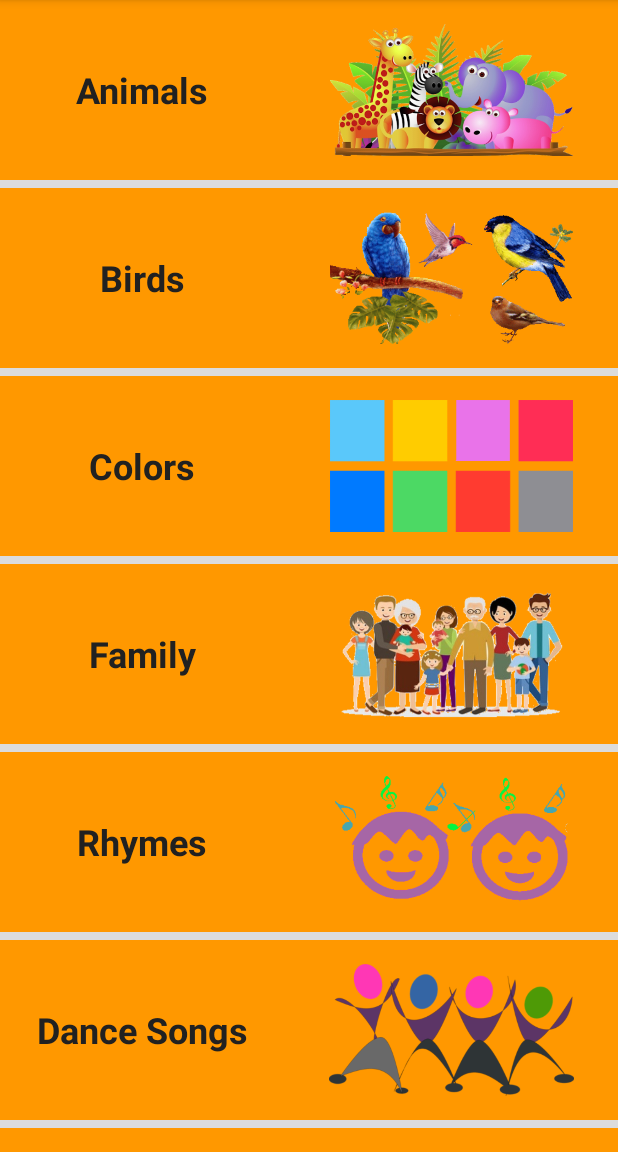
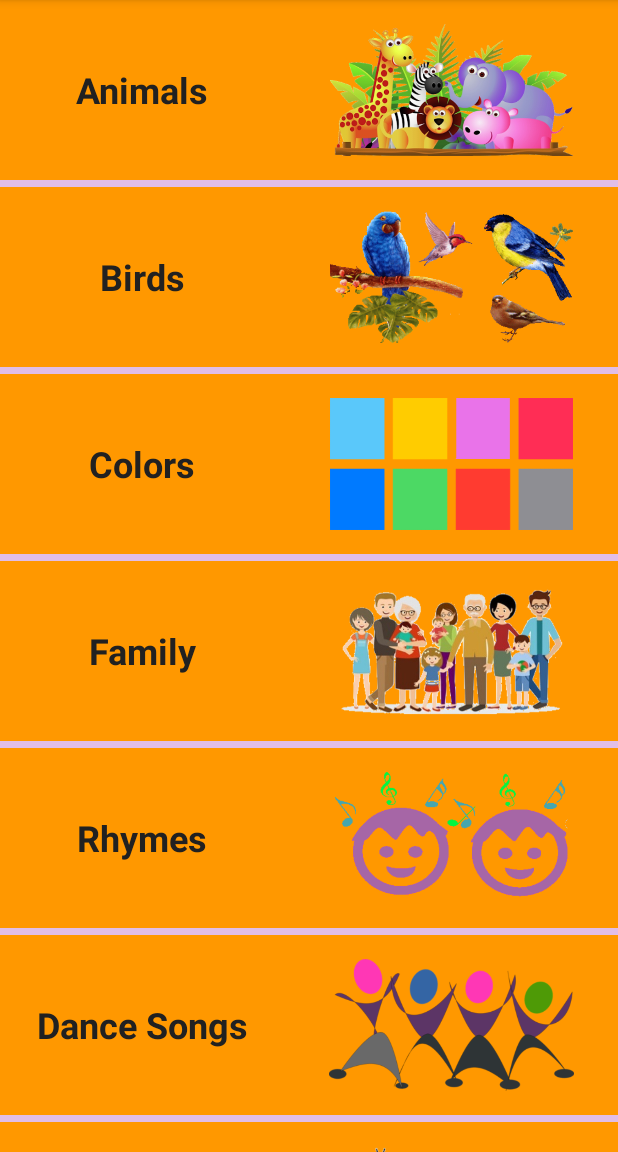
Before and after one commit to reddykool/android-projects, an Android app: the screen it shows after launch (MainActivity), on a phone screen of 412 x 824 dp, the part 84-1236 px from its top. Run offline under Robolectric (Android 15) with nearby library versions, the phone set to English and light mode, and no system bars.

Commit message:
main layout changed to grid layout and background changes

```diff
--- a/KidZone/app/src/main/java/com/reddyz/kidzone/MainActivity.java
+++ b/KidZone/app/src/main/java/com/reddyz/kidzone/MainActivity.java
@@ -6,6 +6,7 @@ import android.os.Bundle;
 import android.view.View;
 import android.widget.AdapterView;
 import android.widget.ArrayAdapter;
+import android.widget.GridView;
 import android.widget.ListView;
 
 import java.util.ArrayList;
@@ -48,17 +49,17 @@ public class MainActivity extends AppCompatActivity {
         categoriesList.add(new ListItemData("Videos", R.drawable.category_videos));
 
         // Get the listview resource from xml to populate the categories
-        ListView mainListView = (ListView) findViewById(R.id.main_activity_list);
+        GridView mainView = (GridView) findViewById(R.id.main_activity_list);
 
         // Create the adapter to populate and dynamically show single row list categories.
         // TBD: Change the classnames to corresponding correct localised strings.
         MainListItemAdapter itemAdapter = new MainListItemAdapter(this, R.layout.main_list_item, categoriesList);
 
         // Link the adapter to Listview.
-        mainListView.setAdapter(itemAdapter);
+        mainView.setAdapter(itemAdapter);
 
         // When clicked on the list items, Open the correponding activity(thru Intents)
-        mainListView.setOnItemClickListener(new AdapterView.OnItemClickListener() {
+        mainView.setOnItemClickListener(new AdapterView.OnItemClickListener() {
             @Override
             public void onItemClick(AdapterView<?> parent, View view, int position, long id) {
                 String classString = mCategoriesClasses[position];
--- a/KidZone/app/src/main/res/layout/activity_main.xml
+++ b/KidZone/app/src/main/res/layout/activity_main.xml
@@ -1,10 +1,17 @@
 <?xml version="1.0" encoding="utf-8"?>
-<ListView xmlns:android="http://schemas.android.com/apk/res/android"
+<GridView xmlns:android="http://schemas.android.com/apk/res/android"
     xmlns:tools="http://schemas.android.com/tools"
     android:id="@+id/main_activity_list"
     android:layout_width="match_parent"
     android:layout_height="match_parent"
     android:drawSelectorOnTop="true"
     android:dividerHeight="@dimen/grid_spacing"
+    android:columnWidth="@dimen/main_grid_item_width"
+    android:numColumns="auto_fit"
+    android:stretchMode="columnWidth"
+    android:gravity="center"
+    android:verticalSpacing="@dimen/grid_spacing"
+    android:horizontalSpacing="@dimen/grid_spacing"
+    android:background="@color/colorPrimaryLight"
     tools:context="com.reddyz.kidzone.MainActivity">
-</ListView>
+</GridView>
--- a/KidZone/app/src/main/res/layout/category_grid.xml
+++ b/KidZone/app/src/main/res/layout/category_grid.xml
@@ -4,13 +4,13 @@
     android:id="@+id/category_grid_view"
     android:layout_width="match_parent"
     android:layout_height="match_parent"
-    android:layout_margin="@dimen/grid_spacing"
-    android:columnWidth="150dp"
+    android:columnWidth="@dimen/category_grid_item_width"
     android:numColumns="auto_fit"
     android:stretchMode="columnWidth"
     android:gravity="center"
     android:drawSelectorOnTop="true"
     android:verticalSpacing="@dimen/grid_spacing"
+    android:background="@color/colorPrimaryLight"
     android:horizontalSpacing="@dimen/grid_spacing">
 
 </GridView>
--- a/KidZone/app/src/main/res/layout/category_grid_item.xml
+++ b/KidZone/app/src/main/res/layout/category_grid_item.xml
@@ -10,7 +10,7 @@
     <ImageView
         android:id="@+id/grid_item_image_dp"
         android:layout_width="match_parent"
-        android:layout_height="200dp"
+        android:layout_height="@dimen/category_grid_item_height"
         android:scaleType="centerCrop"
         android:src="@drawable/workinprogress"/>
 
--- a/KidZone/app/src/main/res/values-w820dp/dimens.xml
+++ b/KidZone/app/src/main/res/values-w820dp/dimens.xml
@@ -6,7 +6,7 @@
     <dimen name="activity_vertical_margin">64dp</dimen>
 
     <dimen name="main_list_item_margin">16dp</dimen>
-    <dimen name="main_list_item_height">180dp</dimen>
-    <dimen name="main_list_item_padding">24dp</dimen>
-    <dimen name="main_list_text_size">32dp</dimen>
+    <dimen name="main_list_item_height">140dp</dimen>
+    <dimen name="main_list_item_padding">20dp</dimen>
+    <dimen name="main_list_text_size">24dp</dimen>
 </resources>
```
Also changed, not shown: KidZone/app/src/main/res/values/dimens.xml (+3 -4 lines).
